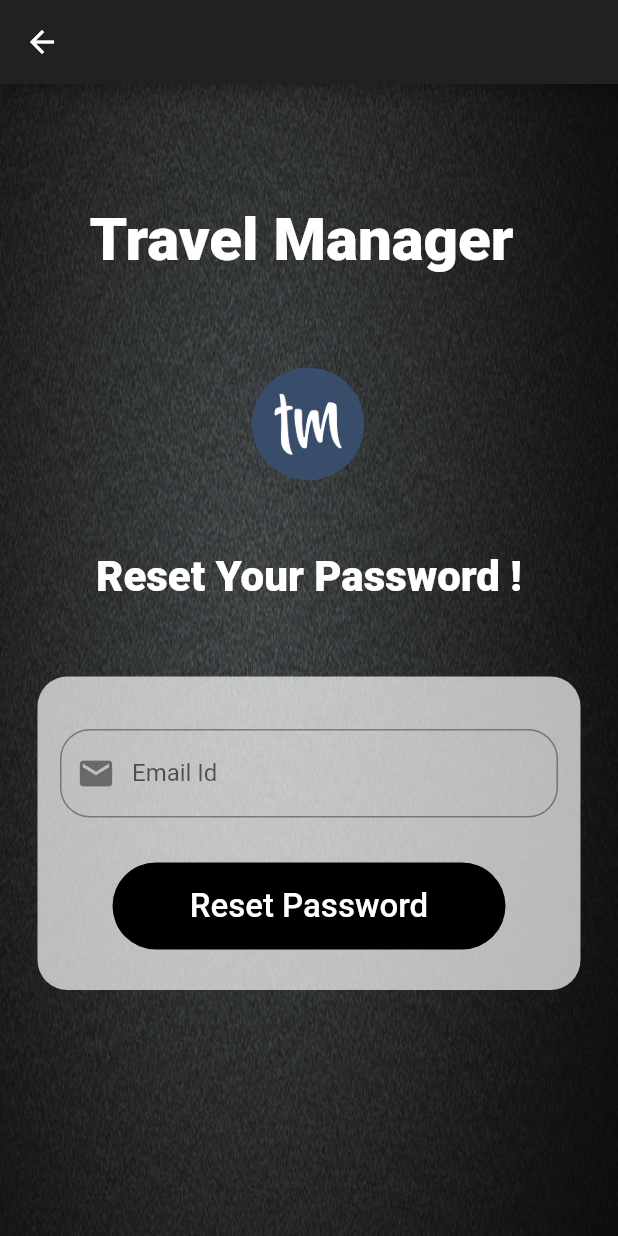
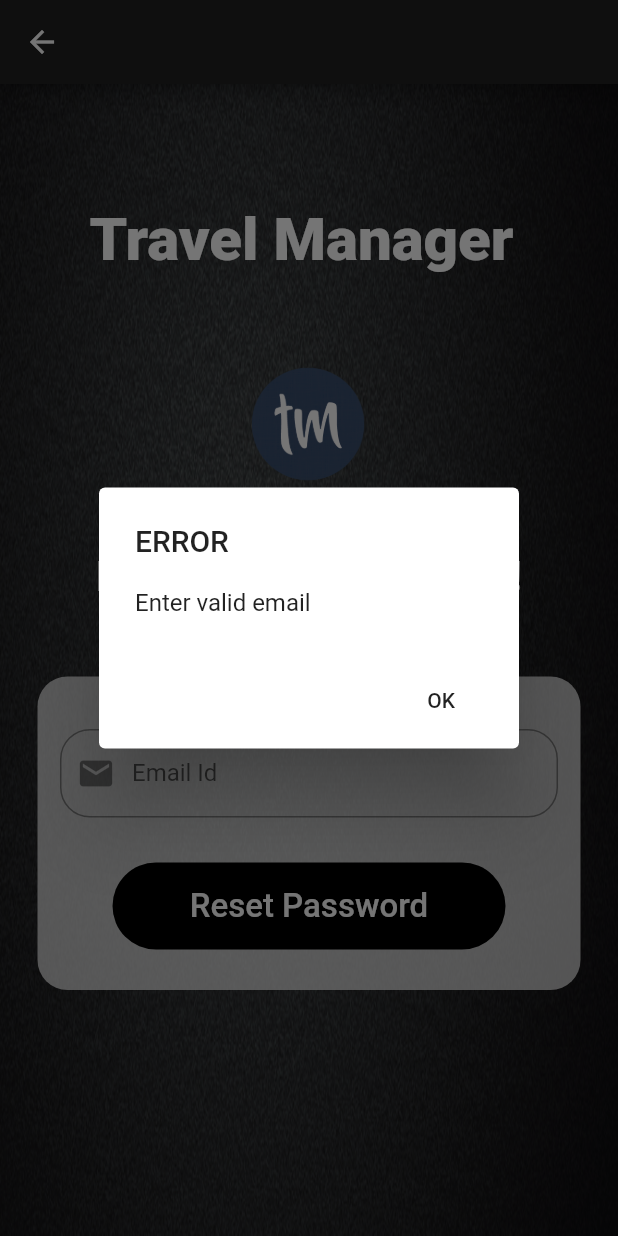
Before and after one commit to anandkumar-9017/Travel-Manager, a Flutter app: the ForgotPassword screen opened directly, after a tap on "Reset Password", on a phone screen of 412 x 824 dp. Run offline on Flutter 3.47's test engine with Material 2 defaults, Android fonts, the phone set to English and light mode, and no system bars; our stand-ins replace firebase_auth, firebase_core; accounts and stored records are empty.

Commit message:
Firebase Authentication Added

```diff
--- a/lib/screen/login/forgot_password.dart
+++ b/lib/screen/login/forgot_password.dart
@@ -1,4 +1,7 @@
+import 'package:firebase_auth/firebase_auth.dart';
 import 'package:flutter/material.dart';
+
+import 'Sign_In.dart';
 
 class ForgotPassword extends StatefulWidget {
   @override
@@ -6,6 +9,34 @@ class ForgotPassword extends StatefulWidget {
 }
 
 class _ForgotPasswordState extends State<ForgotPassword> {
+
+  final editController = TextEditingController();
+
+
+  showError(String errormessage) {
+    showDialog(
+        context: context,
+        builder: (BuildContext context) {
+          return AlertDialog(
+
+            title: Text('ERROR'),
+            content: Text(errormessage),
+
+            actions: <Widget>[
+              FlatButton(
+
+                  onPressed: () {
+                    Navigator.of(context).pop();
+                  },
+
+
+                  child: Text('OK'))
+            ],
+          );
+        }
+    );
+  }
+
   @override
   Widget build(BuildContext context) {
     return Scaffold(
@@ -70,6 +101,7 @@ class _ForgotPasswordState extends State<ForgotPassword> {
                     Padding(
                       padding: const EdgeInsets.all(15.0),
                         child: TextField(
+                          controller: editController,
                           cursorColor: Colors.red,
                           decoration: InputDecoration(
                             border: OutlineInputBorder(
@@ -93,8 +125,9 @@ class _ForgotPasswordState extends State<ForgotPassword> {
                           borderRadius:BorderRadius.circular(36),
                         ),
                         color: Colors.black,
-                        onPressed: (){
-                        },
+                          onPressed: () {
+                            resetPassword(context);
+                          },
                         child: Container(
                         padding: const EdgeInsets.symmetric(vertical:16,),
                         alignment: Alignment.center,
@@ -123,4 +156,14 @@ class _ForgotPasswordState extends State<ForgotPassword> {
       ),
     );
   }
+  void resetPassword(BuildContext context) async {
+    if (editController.text.length == 0 || !editController.text.contains("@")) {
+      showError('Enter valid email');
+      return;
+    }
+    await FirebaseAuth.instance.sendPasswordResetEmail(email: editController.text);
+    showError('Reset password link has sent your mail please use it to change the password');
+    Navigator.push(context, MaterialPageRoute(builder: (context){return Login();},),);
+    Navigator.pop(context);
+  }
 }
--- a/lib/screen/splash/splashscreen.dart
+++ b/lib/screen/splash/splashscreen.dart
@@ -1,8 +1,7 @@
 import 'package:flutter/material.dart';
+import 'package:travel_manager/screen/login/LoginStatus.dart';
 import 'package:travel_manager/screen/login/Sign_In.dart';
 
-//import 'package:travel_manager/screen/login/LogIn_screen.dart';
-//import 'package:travel_manager/screen/login/Register_screen.dart';
 
 
 class SplashScreen extends StatefulWidget {
@@ -17,7 +16,7 @@ class _SplashScreenState extends State<SplashScreen> {
     var d = Duration(seconds: 3);
     Future.delayed(d,() {
       Navigator.pushAndRemoveUntil(context, MaterialPageRoute(builder: (context){
-        return Login();
+        return LoginStatus();
       }),
        (route) => false,
       );
--- a/lib/services/authentication.dart
+++ /dev/null
@@ -1,2 +0,0 @@
-import 'package:firebase/firebase.dart';
-import 'package:firebase_auth/firebase_auth.dart';
--- a/pubspec.yaml
+++ b/pubspec.yaml
@@ -28,8 +28,7 @@ dependencies:
   # The following adds the Cupertino Icons font to your application.
   # Use with the CupertinoIcons class for iOS style icons.
   cupertino_icons: ^0.1.3
-  firebase_auth: ^0.18.1+1
-  cloud_firestore: ^0.14.1+2
+  firebase_auth: ^0.18.0+1
   firebase_core: ^0.5.0
   form_field_validator: ^1.0.1
   flutter_launcher_icons: ^0.8.1
```
Also changed, not shown: lib/main.dart (+7 -1 lines), lib/screen/login/Sign_In.dart (+61 -42 lines), lib/screen/login/register.dart (+72 -10 lines), pubspec.lock, 3 other files.
